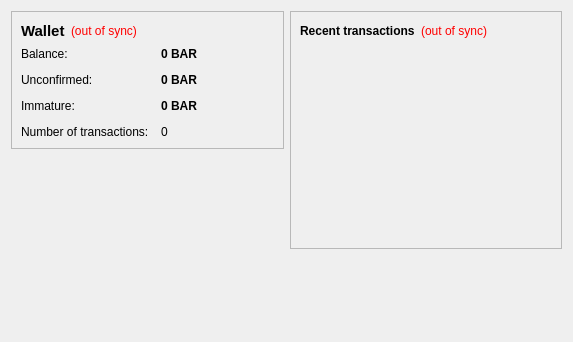
Old version of the form src/qt/forms/overviewpage.ui in the repository moophlo/MufloCoin.
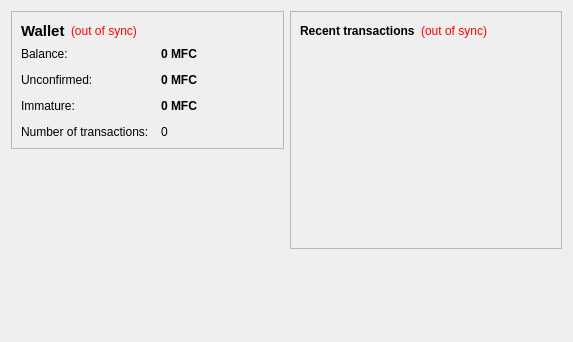
New version of the form.

Diff of the .ui file:
```diff
--- a/src/qt/forms/overviewpage.ui
+++ b/src/qt/forms/overviewpage.ui
@@ -105,7 +105,7 @@
              <string>Your current balance</string>
             </property>
             <property name="text">
-             <string notr="true">0 BAR</string>
+             <string notr="true">0 MFC</string>
             </property>
             <property name="textInteractionFlags">
              <set>Qt::LinksAccessibleByMouse|Qt::TextSelectableByKeyboard|Qt::TextSelectableByMouse</set>
@@ -134,7 +134,7 @@
              <string>Total of transactions that have yet to be confirmed, and do not yet count toward the current balance</string>
             </property>
             <property name="text">
-             <string notr="true">0 BAR</string>
+             <string notr="true">0 MFC</string>
             </property>
             <property name="textInteractionFlags">
              <set>Qt::LinksAccessibleByMouse|Qt::TextSelectableByKeyboard|Qt::TextSelectableByMouse</set>
@@ -177,7 +177,7 @@
              <string>Mined balance that has not yet matured</string>
             </property>
             <property name="text">
-             <string notr="true">0 BAR</string>
+             <string notr="true">0 MFC</string>
             </property>
             <property name="textInteractionFlags">
              <set>Qt::LinksAccessibleByMouse|Qt::TextSelectableByKeyboard|Qt::TextSelectableByMouse</set>
```
Left out of the diff: 4 changed lines with no effect on the pictures.
